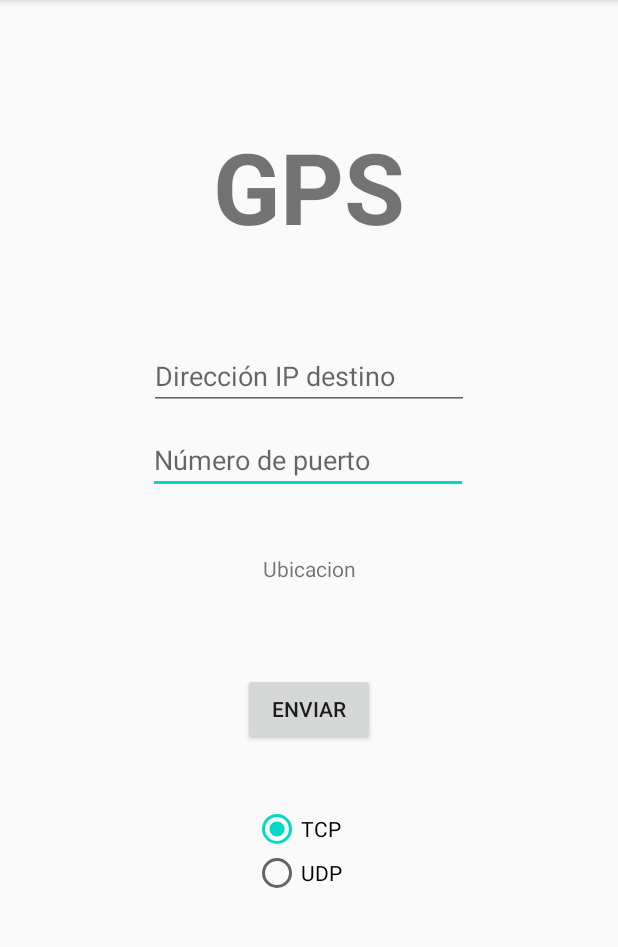
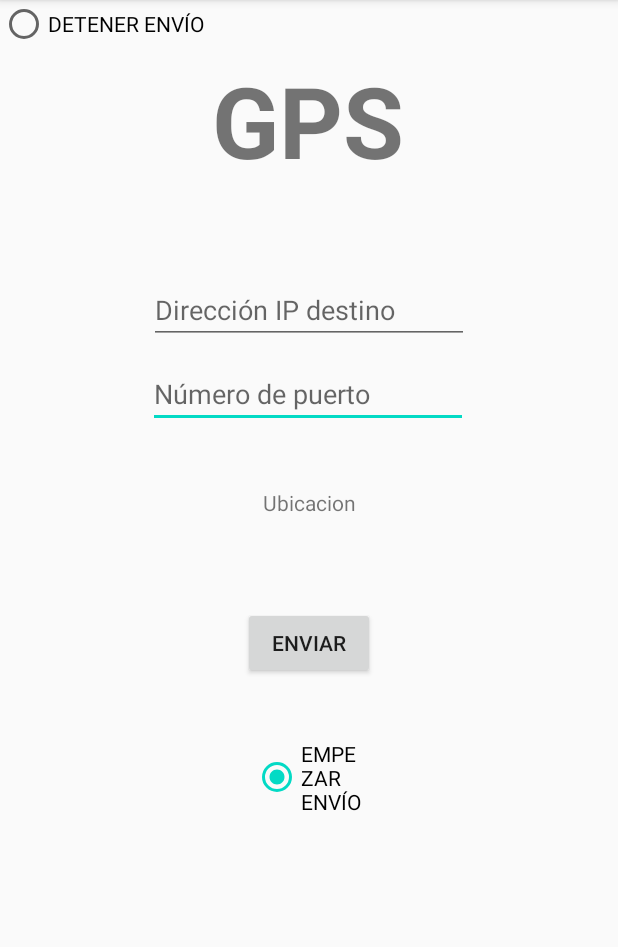
Before and after one commit to jfmarquez20/Proyecto-DE, an Android app: the screen it shows after launch (MainActivity), after a tap on "ENVIAR", on a phone screen of 412 x 824 dp, the part 84-1031 px from its top. Run offline under Robolectric (Android 15) with nearby library versions, the phone set to English and light mode, and no system bars; 1 statement that could not run was skipped.

Commit message:
NO BROADCAST + REPEATED SENDING

```diff
--- a/GpsLocation/app/src/main/java/com/example/gpslocation/MainActivity.java
+++ b/GpsLocation/app/src/main/java/com/example/gpslocation/MainActivity.java
@@ -6,6 +6,7 @@ import androidx.appcompat.app.AppCompatActivity;
 import android.os.AsyncTask;
 import android.os.Build;
 import android.os.Bundle;
+
 import androidx.appcompat.app.AppCompatActivity;
 import androidx.core.app.ActivityCompat;
 import androidx.core.content.ContextCompat;
@@ -20,6 +21,7 @@ import android.content.pm.PackageManager;
 import android.location.Location;
 import android.location.LocationListener;
 import android.location.LocationManager;
+import android.os.Handler;
 import android.text.TextUtils;
 import android.view.MenuItem;
 import android.view.View;
@@ -46,13 +48,14 @@ import java.net.URL;
 import java.net.UnknownHostException;
 import java.time.LocalDateTime;
 
-public class MainActivity extends AppCompatActivity{
+public class MainActivity extends AppCompatActivity {
 
     //Instanciacion
     EditText etPort, etIp;
     Button btnEnviar;
     TextView tvLocation;
     RadioButton rbtnTcp, rbtnUdp;
+    private Handler mHandler = new Handler();
 
     @Override
     protected void onCreate(Bundle savedInstanceState) {
@@ -70,10 +73,10 @@ public class MainActivity extends AppCompatActivity{
         rbtnUdp = findViewById(R.id.radioButton5);
 
         //Permisos para enviar SMS y utilizar GPS
-        while(ContextCompat.checkSelfPermission(MainActivity.this, Manifest.permission.ACCESS_FINE_LOCATION) != PackageManager.PERMISSION_GRANTED){
+        while (ContextCompat.checkSelfPermission(MainActivity.this, Manifest.permission.ACCESS_FINE_LOCATION) != PackageManager.PERMISSION_GRANTED) {
             ActivityCompat.requestPermissions(MainActivity.this, new String[]{Manifest.permission.ACCESS_FINE_LOCATION}, 1);
-            if(ContextCompat.checkSelfPermission(MainActivity.this, Manifest.permission.ACCESS_FINE_LOCATION) == PackageManager.PERMISSION_DENIED){
-                PendingIntent pendingIntent = PendingIntent.getActivity(MainActivity.this,1000,getIntent(),PendingIntent.FLAG_CANCEL_CURRENT);
+            if (ContextCompat.checkSelfPermission(MainActivity.this, Manifest.permission.ACCESS_FINE_LOCATION) == PackageManager.PERMISSION_DENIED) {
+                PendingIntent pendingIntent = PendingIntent.getActivity(MainActivity.this, 1000, getIntent(), PendingIntent.FLAG_CANCEL_CURRENT);
                 AlarmManager alarmManager = (AlarmManager) getSystemService(Context.ALARM_SERVICE);
                 alarmManager.set(AlarmManager.RTC, System.currentTimeMillis() + 1000, pendingIntent);
                 System.exit(0);
@@ -89,15 +92,13 @@ public class MainActivity extends AppCompatActivity{
             @Override
             public void onClick(View view) {
 
-                String message = tvLocation.getText().toString();
-                if(rbtnTcp.isChecked()){
-                    DoBackgroundTask b1 = new DoBackgroundTask();
-                    b1.execute(message);
+
+                if (rbtnTcp.isChecked()) {
+                    send.run();
                 } else {
-                    DoBackgroundTask2 b1 = new DoBackgroundTask2();
-                    b1.execute(message);
+                   mHandler.removeCallbacks(send);
                 }
-                Toast.makeText(getApplicationContext(),"Mensaje enviado con éxito!",Toast.LENGTH_LONG).show();
+
             }
         });
 
@@ -109,27 +110,36 @@ public class MainActivity extends AppCompatActivity{
         @Override
         public void onLocationChanged(Location location) {
             LocalDateTime locaDate = LocalDateTime.now();
-            int hours  = locaDate.getHour();
+            int hours = locaDate.getHour();
             int minutes = locaDate.getMinute();
             int month = locaDate.getMonthValue();
             int year = locaDate.getYear();
             int day = locaDate.getDayOfMonth();
             int sec = locaDate.getSecond();
-            if(minutes <= 9 && sec <= 9){
-                tvLocation.setText(location.getLatitude() + "," + location.getLongitude() + "," + day + "/" + month + "/" + year + " " + hours + ":0" + minutes + ":0" + sec );
-            } else if (minutes <= 9){
-                tvLocation.setText(location.getLatitude() + "," + location.getLongitude() + "," + day + "/" + month + "/" + year + " " + hours + ":0" + minutes + ":" + sec );
-                } else if (sec <= 9) {
-                    tvLocation.setText(location.getLatitude() + "," + location.getLongitude() + "," + day + "/" + month + "/" + year + " " + hours + ":" + minutes + ":0" + sec );
-                    } else {
-                        tvLocation.setText(location.getLatitude() + "," + location.getLongitude() + "," + day + "/" + month + "/" + year + " " + hours + ":" + minutes + ":" + sec );
+            if (minutes <= 9 && sec <= 9) {
+                tvLocation.setText(location.getLatitude() + "," + location.getLongitude() + "," + day + "/" + month + "/" + year + " " + hours + ":0" + minutes + ":0" + sec);
+            } else if (minutes <= 9) {
+                tvLocation.setText(location.getLatitude() + "," + location.getLongitude() + "," + day + "/" + month + "/" + year + " " + hours + ":0" + minutes + ":" + sec);
+            } else if (sec <= 9) {
+                tvLocation.setText(location.getLatitude() + "," + location.getLongitude() + "," + day + "/" + month + "/" + year + " " + hours + ":" + minutes + ":0" + sec);
+            } else {
+                tvLocation.setText(location.getLatitude() + "," + location.getLongitude() + "," + day + "/" + month + "/" + year + " " + hours + ":" + minutes + ":" + sec);
             }
         }
 
     }
+    private Runnable send = new Runnable(){
+        @Override
+        public void run() {
+            String message = tvLocation.getText().toString();
+            DoBackgroundTask2 b1 = new DoBackgroundTask2();
+            b1.execute(message);
+            Toast.makeText(getApplicationContext(), "Mensaje enviado con éxito!", Toast.LENGTH_LONG).show();
+            mHandler.postDelayed(this, 5000);
+        }
+    };
 
-
-    class DoBackgroundTask extends AsyncTask<String, Void, Void>{
+    class DoBackgroundTask extends AsyncTask<String, Void, Void> {
         Socket s;
         PrintWriter writer;
 
@@ -140,7 +150,7 @@ public class MainActivity extends AppCompatActivity{
             try {
                 int port = Integer.parseInt(etPort.getText().toString());
                 String ip = etIp.getText().toString();
-                s = new Socket(ip,port);
+                s = new Socket(ip, port);
                 writer = new PrintWriter(s.getOutputStream());
                 writer.write(message);
                 writer.flush();
@@ -157,7 +167,7 @@ public class MainActivity extends AppCompatActivity{
     }
 
 
-    class DoBackgroundTask2 extends AsyncTask<String, Void, Void>{
+    class DoBackgroundTask2 extends AsyncTask<String, Void, Void> {
         Socket s;
         PrintWriter writer;
 
@@ -183,6 +193,7 @@ public class MainActivity extends AppCompatActivity{
             } catch (IOException e) {
                 e.printStackTrace();
             }
+
             return null;
         }
 
--- a/GpsLocation/app/src/main/res/layout/activity_main.xml
+++ b/GpsLocation/app/src/main/res/layout/activity_main.xml
@@ -21,11 +21,12 @@
         android:id="@+id/tvTitulo"
         android:layout_width="wrap_content"
         android:layout_height="wrap_content"
-        android:layout_marginTop="80dp"
+        android:layout_marginTop="36dp"
         android:text="GPS"
         android:textSize="66sp"
         android:textStyle="bold"
         app:layout_constraintEnd_toEndOf="parent"
+        app:layout_constraintHorizontal_bias="0.498"
         app:layout_constraintStart_toStartOf="parent"
         app:layout_constraintTop_toTopOf="parent" />
 
@@ -77,14 +78,17 @@
             android:layout_width="match_parent"
             android:layout_height="wrap_content"
             android:checked="true"
-            android:text="TCP" />
+            android:text="EMPEZAR ENVÍO" />
 
-        <RadioButton
-            android:id="@+id/radioButton5"
-            android:layout_width="match_parent"
-            android:layout_height="wrap_content"
-            android:text="UDP" />
     </RadioGroup>
+
+    <RadioButton
+        android:id="@+id/radioButton5"
+        android:layout_width="match_parent"
+        android:layout_height="wrap_content"
+        android:text="DETENER ENVÍO"
+        tools:layout_editor_absoluteX="168dp"
+        tools:layout_editor_absoluteY="568dp" />
 
 
 </androidx.constraintlayout.widget.ConstraintLayout>
```
Also changed, not shown: 7 other files.
